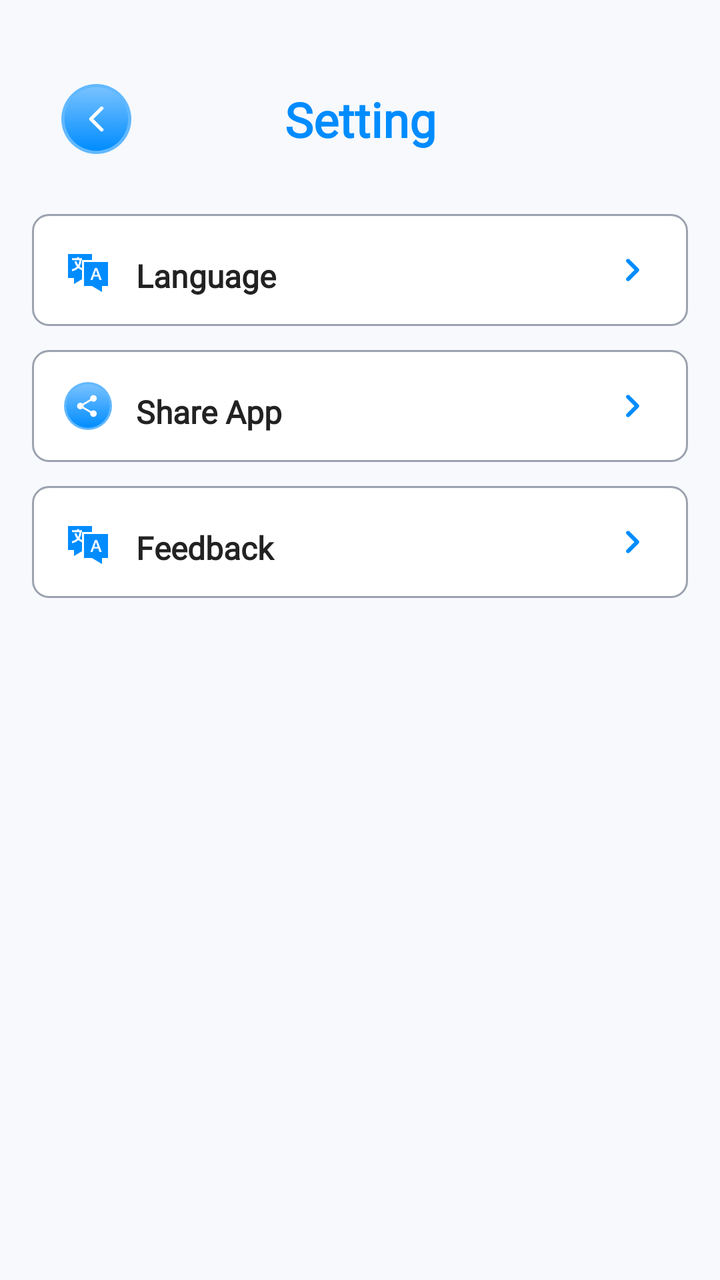
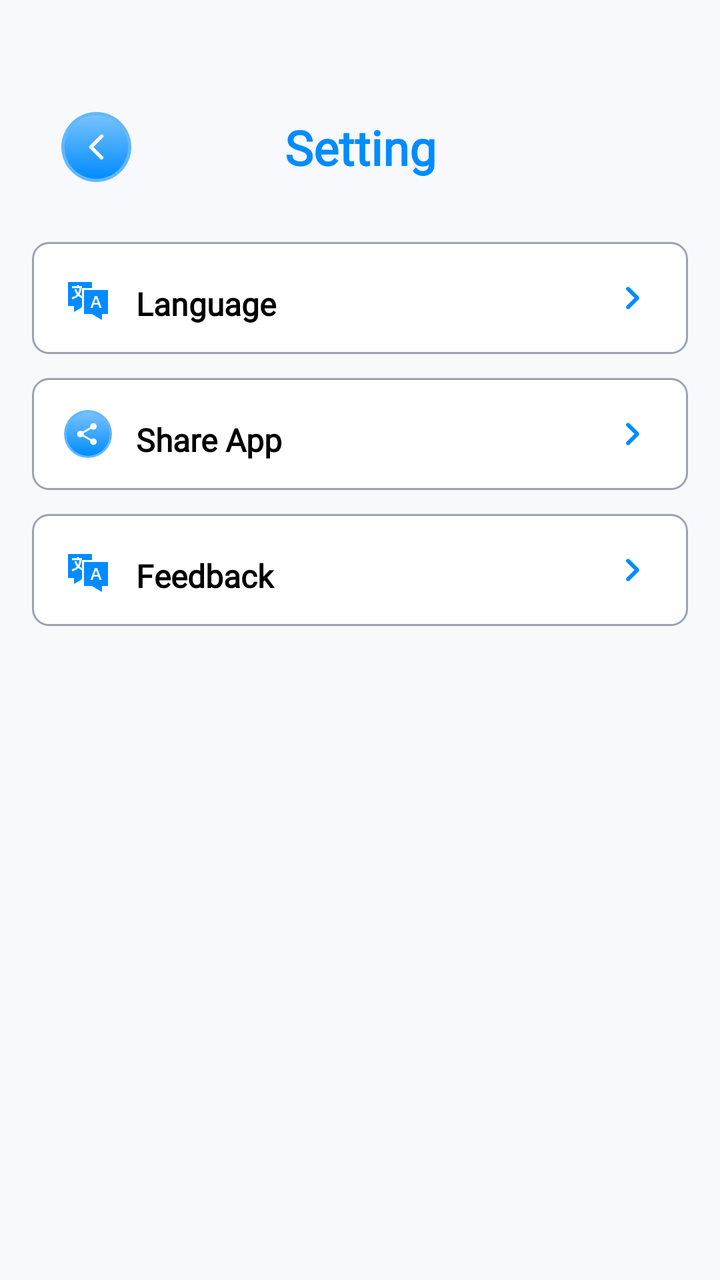

Screens rendered from an Android XML layout before and after an edit, with the pre-edit source and the edit as a unified diff.
<!-- AndroidManifest.xml: application theme Theme.TextRepeat -->
<!-- res/layout/activity_setting.xml -->
<?xml version="1.0" encoding="utf-8"?>
<androidx.constraintlayout.widget.ConstraintLayout xmlns:android="http://schemas.android.com/apk/res/android"
    xmlns:app="http://schemas.android.com/apk/res-auto"
    android:layout_width="match_parent"
    android:layout_height="match_parent"
    android:background="#F7F9FC">

    <androidx.constraintlayout.widget.ConstraintLayout
        android:id="@+id/layoutToolbar"
        android:layout_width="match_parent"
        android:layout_height="55dp"
        android:layout_marginTop="32dp"
        app:layout_constraintTop_toTopOf="parent">

        <ImageView
            android:id="@+id/ivBack"
            android:layout_width="wrap_content"
            android:layout_height="wrap_content"
            android:layout_marginStart="16dp"
            android:padding="10dp"
            android:src="@drawable/ic_back_blue"
            app:layout_constraintBottom_toBottomOf="parent"
            app:layout_constraintStart_toStartOf="parent"
            app:layout_constraintTop_toTopOf="parent" />

        <TextView
            android:layout_width="wrap_content"
            android:layout_height="wrap_content"
            android:text="@string/setting"
            android:fontFamily="@font/poppins_bold"
            android:textColor="#008CFF"
            android:textSize="24sp"
            android:textStyle="bold"
            app:layout_constraintBottom_toBottomOf="parent"
            app:layout_constraintEnd_toEndOf="parent"
            app:layout_constraintStart_toStartOf="parent"
            app:layout_constraintTop_toTopOf="parent" />
    </androidx.constraintlayout.widget.ConstraintLayout>

    <LinearLayout
        android:layout_width="match_parent"
        android:layout_height="wrap_content"
        android:layout_marginTop="20dp"
        android:orientation="vertical"
        android:paddingHorizontal="16dp"
        app:layout_constraintTop_toBottomOf="@id/layoutToolbar">

        <androidx.appcompat.widget.LinearLayoutCompat
            android:id="@+id/btnLanguage"
            style="@style/SettingItemStyle">

            <ImageView
                android:layout_width="24dp"
                android:layout_height="24dp"
                android:src="@drawable/ic_lang_blue" />

            <TextView
                style="@style/SettingTextStyle"
                android:text="@string/language"
                android:layout_marginTop="3dp"
                android:fontFamily="@font/poppins_regular"/>

            <ImageView style="@style/SettingArrowStyle" />
        </androidx.appcompat.widget.LinearLayoutCompat>

        <androidx.appcompat.widget.LinearLayoutCompat
            android:id="@+id/btnShare"
            style="@style/SettingItemStyle"
            android:layout_marginTop="12dp">

            <ImageView
                android:layout_width="24dp"
                android:layout_height="24dp"
                android:src="@drawable/ic_share_blue" />

            <TextView
                style="@style/SettingTextStyle"
                android:text="@string/share_app"
                android:layout_marginTop="3dp"
                android:fontFamily="@font/poppins_regular"/>

            <ImageView style="@style/SettingArrowStyle" />
        </androidx.appcompat.widget.LinearLayoutCompat>

        <androidx.appcompat.widget.LinearLayoutCompat
            android:id="@+id/btnFeedback"
            style="@style/SettingItemStyle"
            android:layout_marginTop="12dp">

            <ImageView
                android:layout_width="24dp"
                android:layout_height="24dp"
                android:src="@drawable/ic_lang_blue" />

            <TextView
                style="@style/SettingTextStyle"
                android:text="@string/feedback"
                android:layout_marginTop="3dp"
                android:fontFamily="@font/poppins_regular"/>

            <ImageView style="@style/SettingArrowStyle" />
        </androidx.appcompat.widget.LinearLayoutCompat>

    </LinearLayout>

</androidx.constraintlayout.widget.ConstraintLayout>
<!-- resources referenced by this layout -->
<resources>
  <string name="feedback">Feedback</string>
  <string name="language">Language</string>
  <string name="setting">Setting</string>
  <string name="share_app">Share App</string>
  <style name="SettingArrowStyle">
          <item name="android:layout_width">24dp</item>
          <item name="android:layout_height">24dp</item>
          <item name="android:src">@drawable/ic_arrow_right_blue</item> </style>
  <style name="SettingItemStyle">
          <item name="android:layout_width">match_parent</item>
          <item name="android:layout_height">56dp</item>
          <item name="android:background">@drawable/bg_item_language_unselected</item> <item name="android:gravity">center_vertical</item>
          <item name="android:paddingHorizontal">16dp</item>
          <item name="android:clickable">true</item>
          <item name="android:focusable">true</item>
      </style>
  <style name="SettingTextStyle">
          <item name="android:layout_width">0dp</item>
          <item name="android:layout_height">wrap_content</item>
          <item name="android:layout_weight">1</item>
          <item name="android:layout_marginStart">12dp</item>
          <item name="android:textColor">#222222</item>
          <item name="android:textSize">16sp</item>
          <item name="android:textStyle">bold</item>
      </style>
  <style name="Theme.TextRepeat" parent="Theme.MaterialComponents.DayNight.NoActionBar">
          
          <item name="colorPrimary">@color/purple_500</item>
          <item name="colorPrimaryVariant">@color/purple_700</item>
          <item name="colorOnPrimary">@color/white</item>
          
          <item name="colorSecondary">@color/teal_200</item>
          <item name="colorSecondaryVariant">@color/teal_700</item>
          <item name="colorOnSecondary">@color/black</item>
          
          <item name="android:statusBarColor">?attr/colorPrimaryVariant</item>
          
      </style>
  <!-- drawable ic_arrow_right_blue (drawable) -->
  <vector xmlns:android="http://schemas.android.com/apk/res/android"
      android:width="24dp"
      android:height="24dp"
      android:viewportWidth="24"
      android:viewportHeight="24">
    <path
        android:pathData="M9.31,6.71C9.217,6.802 9.144,6.912 9.094,7.033C9.043,7.154 9.018,7.284 9.018,7.415C9.018,7.546 9.043,7.675 9.094,7.796C9.144,7.917 9.217,8.027 9.31,8.12L13.19,12L9.31,15.88C9.123,16.067 9.018,16.32 9.018,16.585C9.018,16.849 9.123,17.103 9.31,17.29C9.497,17.477 9.751,17.582 10.015,17.582C10.279,17.582 10.533,17.477 10.72,17.29L15.31,12.7C15.403,12.607 15.476,12.497 15.526,12.376C15.577,12.255 15.602,12.126 15.602,11.995C15.602,11.864 15.577,11.734 15.526,11.613C15.476,11.492 15.403,11.382 15.31,11.29L10.72,6.7C10.34,6.32 9.7,6.32 9.31,6.71Z"
        android:fillColor="#008CFF"/>
  </vector>
  <!-- drawable bg_item_language_unselected (drawable) -->
  <?xml version="1.0" encoding="utf-8"?>
  <shape xmlns:android="http://schemas.android.com/apk/res/android"
      android:shape="rectangle">
      <solid android:color="#FFFFFF"/>
      <corners android:radius="8dp"/>
      <stroke android:color="#9CA3AF"
          android:width="1dp"/>
  </shape>
  <color name="purple_500">#FF6200EE</color>
  <color name="purple_700">#FF3700B3</color>
  <color name="white">#FFFFFFFF</color>
  <color name="teal_200">#FF03DAC5</color>
  <color name="teal_700">#FF018786</color>
  <color name="black">#FF000000</color>
  <!-- unchanged entries left out for length: 3 -->
</resources>

<!-- the commit's change to res/layout/activity_setting.xml (unified diff, before → after) -->
@@ -9,7 +9,7 @@
         android:id="@+id/layoutToolbar"
         android:layout_width="match_parent"
         android:layout_height="55dp"
-        android:layout_marginTop="32dp"
+        android:layout_marginTop="46dp"
         app:layout_constraintTop_toTopOf="parent">
 
         <ImageView
@@ -57,6 +57,7 @@
             <TextView
                 style="@style/SettingTextStyle"
                 android:text="@string/language"
+                android:textColor="@color/black"
                 android:layout_marginTop="3dp"
                 android:fontFamily="@font/poppins_regular"/>
 
@@ -76,6 +77,7 @@
             <TextView
                 style="@style/SettingTextStyle"
                 android:text="@string/share_app"
+                android:textColor="@color/black"
                 android:layout_marginTop="3dp"
                 android:fontFamily="@font/poppins_regular"/>
 
@@ -95,6 +97,8 @@
             <TextView
                 style="@style/SettingTextStyle"
                 android:text="@string/feedback"
+                android:textColor="@color/black"
+
                 android:layout_marginTop="3dp"
                 android:fontFamily="@font/poppins_regular"/>
 
